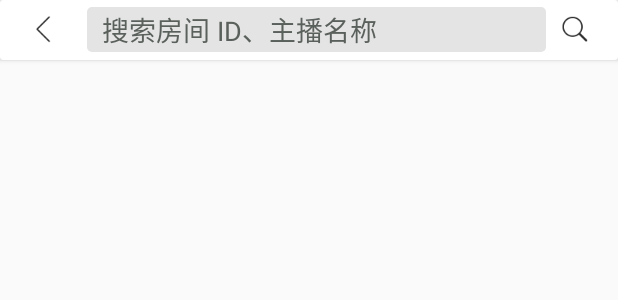
After one commit to GaoYanPeng/PandaTv, an Android app: the layout aty_seek.xml on its own in the app's theme, with its tools: preview values and no code run, on a phone screen of 412 x 824 dp. The commit adds this screen. Shown: the top 300 px of the screen. Run offline under Robolectric (Android 15) with nearby library versions, the phone set to English and light mode, and no system bars.

Commit message:
更改一些地方 Activity 有改动 搜索接界面可以点击

```diff
--- a/PandaTv/app/build.gradle
+++ b/PandaTv/app/build.gradle
@@ -28,4 +28,5 @@ dependencies {
     testCompile 'junit:junit:4.12'
     compile 'com.android.support:recyclerview-v7:25.0.1'
     compile 'com.android.support:design:25.0.1'
+    compile 'com.android.support:cardview-v7:25.0.1'
 }
--- a/PandaTv/app/src/main/AndroidManifest.xml
+++ b/PandaTv/app/src/main/AndroidManifest.xml
@@ -15,6 +15,7 @@
                 <category android:name="android.intent.category.LAUNCHER" />
             </intent-filter>
         </activity>
+        <activity android:name=".main.SeekAty"/>
     </application>
 
 </manifest>
--- a/PandaTv/app/src/main/java/com/gaoyanpeng/pandatv/base/BaseActivity.java
+++ b/PandaTv/app/src/main/java/com/gaoyanpeng/pandatv/base/BaseActivity.java
@@ -14,14 +14,20 @@ public abstract class BaseActivity extends AppCompatActivity {
         super.onCreate(savedInstanceState);
         setContentView(getLayout());
         initView();
+        initThis();
         initData();
+
     }
+
+
 
     //获取布局
     protected abstract int getLayout();
 
     //绑定控件
     public abstract void initView();
+    //控件监听
+    protected abstract void initThis();
 
     //初始化数据
     protected abstract void initData();
--- /dev/null
+++ b/PandaTv/app/src/main/res/drawable/ico_return_selector.xml
@@ -0,0 +1,6 @@
+<?xml version="1.0" encoding="utf-8"?>
+<selector xmlns:android="http://schemas.android.com/apk/res/android">
+    <item android:drawable="@mipmap/ico_return_normal" android:state_pressed="false"/>
+    <item android:drawable="@mipmap/ico_return_hover" android:state_pressed="true"/>
+
+</selector>
--- /dev/null
+++ b/PandaTv/app/src/main/res/drawable/seek_shape.xml
@@ -0,0 +1,19 @@
+<?xml version="1.0" encoding="utf-8"?>
+<shape xmlns:android="http://schemas.android.com/apk/res/android" android:shape="rectangle" >
+    <corners
+        android:radius="3dp"
+        />
+    <solid
+        android:color="#e4e4e4"
+        />
+    <padding
+        android:left="0dp"
+        android:top="0dp"
+        android:right="0dp"
+        android:bottom="0dp"
+        />
+    <size
+        android:width="270dp"
+        android:height="60dp"
+        />
+</shape>
--- a/PandaTv/app/src/main/res/layout/activity_main.xml
+++ b/PandaTv/app/src/main/res/layout/activity_main.xml
@@ -11,7 +11,7 @@
 
     <RelativeLayout
         android:layout_width="match_parent"
-        android:layout_height="40dp"
+        android:layout_height="@dimen/dian_40dp"
         android:paddingBottom="@dimen/dimen_3dp"
         android:paddingRight="@dimen/dian_20dp"
         android:paddingTop="@dimen/dimen_3dp">
--- /dev/null
+++ b/PandaTv/app/src/main/res/layout/aty_seek.xml
@@ -0,0 +1,43 @@
+<?xml version="1.0" encoding="utf-8"?>
+<LinearLayout xmlns:android="http://schemas.android.com/apk/res/android"
+              android:orientation="vertical"
+              android:layout_width="match_parent"
+              android:layout_height="match_parent">
+<android.support.v7.widget.CardView
+    android:layout_width="match_parent"
+    android:layout_height="@dimen/dian_40dp">
+    <RelativeLayout
+        android:layout_width="match_parent"
+        android:layout_height="@dimen/dian_40dp">
+        <ImageView
+            android:id="@+id/seek_ico_return"
+            android:layout_marginLeft="@dimen/dian_20dp"
+            android:layout_centerVertical="true"
+            android:src="@drawable/ico_return_selector"
+            android:layout_width="wrap_content"
+            android:layout_height="wrap_content"/>
+        <EditText
+            android:layout_marginRight="@dimen/dian_10dp"
+            android:layout_marginLeft="@dimen/dian_20dp"
+            android:paddingLeft="@dimen/dian_10dp"
+            android:textColorHint="@color/colorTextGrayLine"
+            android:hint="搜索房间 ID、主播名称"
+            android:layout_toLeftOf="@+id/seek_shouye"
+            android:layout_toRightOf="@+id/seek_ico_return"
+            android:background="@drawable/seek_shape"
+            android:layout_centerVertical="true"
+            android:layout_width="match_parent"
+            android:layout_height="30dp"/>
+        <ImageView
+            android:id="@+id/seek_shouye"
+            android:layout_marginRight="@dimen/dian_20dp"
+            android:layout_centerVertical="true"
+            android:src="@mipmap/shouye_icon_search"
+            android:layout_alignParentRight="true"
+            android:layout_width="wrap_content"
+            android:layout_height="wrap_content"/>
+    </RelativeLayout>
+
+</android.support.v7.widget.CardView>
+
+</LinearLayout>
--- a/PandaTv/app/src/main/res/values/colors.xml
+++ b/PandaTv/app/src/main/res/values/colors.xml
@@ -5,4 +5,5 @@
     <color name="colorAccent">#FF4081</color>
     <color name="colorDarkBlue">#080d2b</color>
     <color name="colorGrayLine">#5ff5cd</color>
+    <color name="colorTextGrayLine">#5a605b</color>
 </resources>
--- a/PandaTv/app/src/main/res/values/dimens.xml
+++ b/PandaTv/app/src/main/res/values/dimens.xml
@@ -4,4 +4,6 @@
     <dimen name="activity_vertical_margin">16dp</dimen>
     <dimen name="dimen_3dp">3dp</dimen>
     <dimen name="dian_20dp">20dp</dimen>
+    <dimen name="dian_40dp">40dp</dimen>
+    <dimen name="dian_10dp">10dp</dimen>
 </resources>
```
Also changed, not shown: PandaTv/app/src/main/java/com/gaoyanpeng/pandatv/main/MainActivity.java (+48 -23 lines), PandaTv/app/src/main/java/com/gaoyanpeng/pandatv/main/SeekAty.java (added, +40 -0 lines), PandaTv/app/src/main/res/mipmap-xhdpi/ico_return_hover.png (added), PandaTv/app/src/main/res/mipmap-xhdpi/ico_return_normal.png (added), PandaTv/app/src/main/res/mipmap-xhdpi/nodata_img_panda.png (added).
